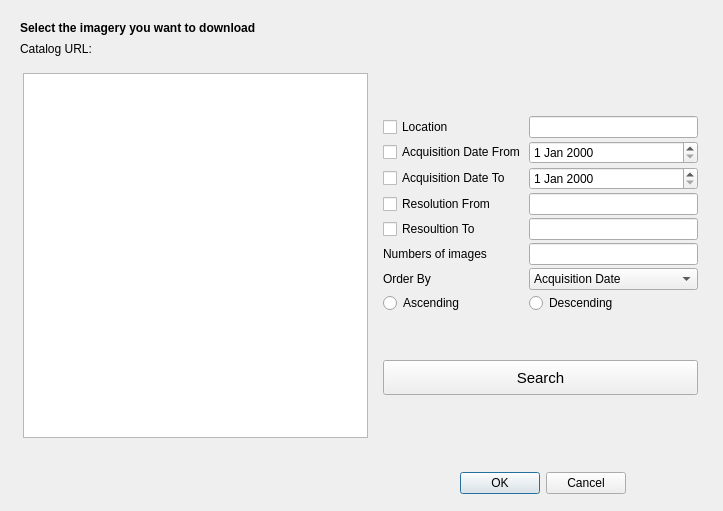
Before: the Qt Designer form gui/ui/img_search_dialog.ui in yojiyojiyoji/oam_qgis3_express, drawn with Qt 5.
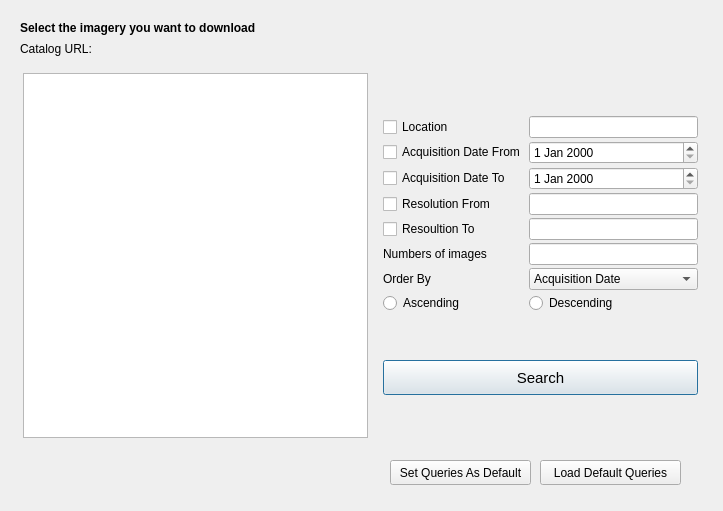
After: the same form once the commit is applied.

Commit message: Modified GUI of Image Search Dialog

Diff of the .ui file:
```diff
--- a/gui/ui/img_search_dialog.ui
+++ b/gui/ui/img_search_dialog.ui
@@ -20,22 +20,6 @@
   <property name="windowTitle">
    <string>Search Imagery</string>
   </property>
-  <widget class="QDialogButtonBox" name="buttonBox">
-   <property name="geometry">
-    <rect>
-     <x>450</x>
-     <y>470</y>
-     <width>176</width>
-     <height>27</height>
-    </rect>
-   </property>
-   <property name="standardButtons">
-    <set>QDialogButtonBox::Cancel|QDialogButtonBox::Ok</set>
-   </property>
-   <property name="centerButtons">
-    <bool>false</bool>
-   </property>
-  </widget>
   <widget class="QLabel" name="label">
    <property name="geometry">
     <rect>
@@ -264,6 +248,32 @@
     </item>
    </layout>
   </widget>
+  <widget class="QPushButton" name="pbSetDefault">
+   <property name="geometry">
+    <rect>
+     <x>390</x>
+     <y>460</y>
+     <width>141</width>
+     <height>25</height>
+    </rect>
+   </property>
+   <property name="text">
+    <string>Set Queries As Default</string>
+   </property>
+  </widget>
+  <widget class="QPushButton" name="pbLoadDefault">
+   <property name="geometry">
+    <rect>
+     <x>540</x>
+     <y>460</y>
+     <width>141</width>
+     <height>25</height>
+    </rect>
+   </property>
+   <property name="text">
+    <string>Load Default Queries</string>
+   </property>
+  </widget>
  </widget>
  <resources/>
  <connections/>
```
Left out of the diff: 22 changed lines with no effect on the pictures. The commit also changes 1 other file.
